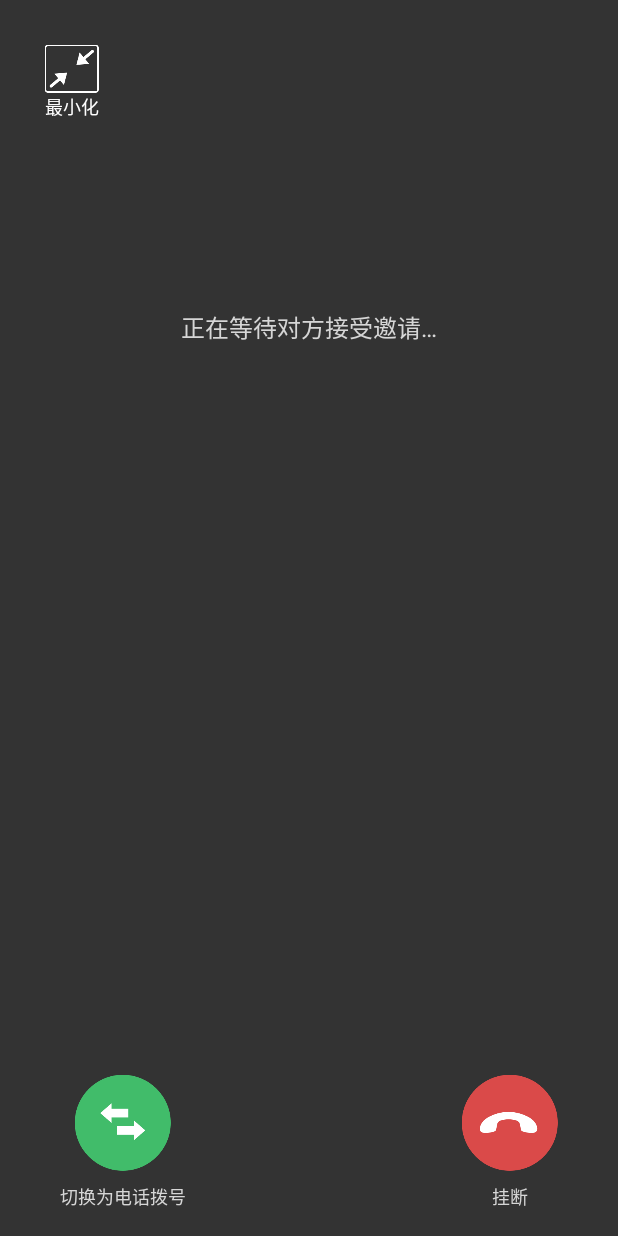
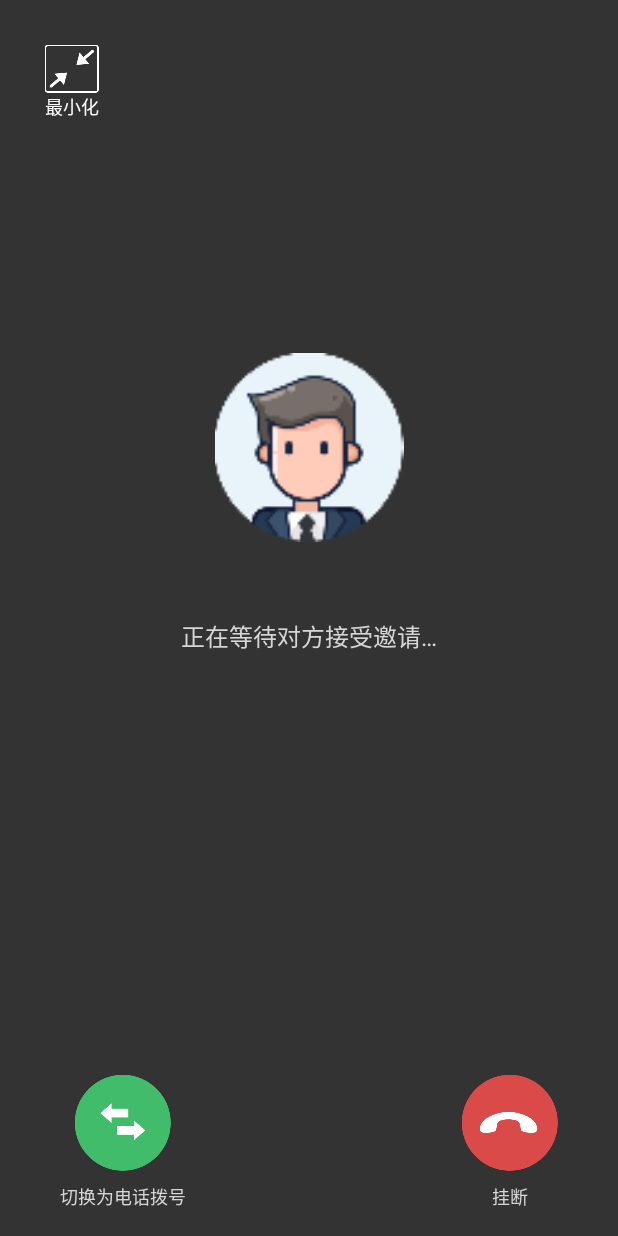
Before and after one commit to bingocode/MyApplication, an Android app: the VoiceCallActivity screen opened directly, with no data from a screen before it, on a phone screen of 412 x 824 dp. Run offline under Robolectric (Android 15) with nearby library versions, the phone set to English and light mode, and no system bars; our stand-ins replace EventBus; libraries missing offline, so code that uses them is left out: com.whu.zengbin; 2 statements that could not run were skipped.

Commit message:
feat: 语音通话

```diff
--- a/app/src/main/java/com/example/admin/fisrtdemo/utils/FloatWindowManager.java
+++ b/app/src/main/java/com/example/admin/fisrtdemo/utils/FloatWindowManager.java
@@ -16,8 +16,10 @@ import android.view.WindowManager.LayoutParams;
 import android.widget.ImageView;
 import android.widget.TextView;
 import com.example.admin.fisrtdemo.R;
+import com.example.admin.fisrtdemo.event.ShowLargeEvent;
 import com.example.admin.fisrtdemo.voicecall.TimeCountHelper;
 import com.example.admin.fisrtdemo.voicecall.VoiceCallActivity;
+import org.greenrobot.eventbus.EventBus;
 
 /**
  * 创建时间: 2018/08/08 10:11 <br>
@@ -165,9 +167,9 @@ public class FloatWindowManager {
         finalX = params.x;
         finalY = params.y;
         if(isclick) {
-          Log.i(TAG, "add view");
           FloatWindowManager.hideFloatWindow();
-          mContext.startActivity(new Intent(mContext, VoiceCallActivity.class));
+          //mContext.startActivity(new Intent(mContext, VoiceCallActivity.class));
+          EventBus.getDefault().post(new ShowLargeEvent());
         }
       }
 
--- a/app/src/main/java/com/example/admin/fisrtdemo/voicecall/CallAudioController.java
+++ b/app/src/main/java/com/example/admin/fisrtdemo/voicecall/CallAudioController.java
@@ -102,7 +102,6 @@ public class CallAudioController implements SensorEventListener {
 
   private synchronized void setSpeakerphoneOn(boolean on) {
     Log.i(TAG, "setSpeakerphoneOn:" + on);
-    //AudioMsgHelper.sIsEarpieceMode = !on;
     mAudioManager.setSpeakerphoneOn(on);
     if (on) {
       mAudioManager.setMode(AudioManager.MODE_NORMAL);
--- a/app/src/main/java/com/example/admin/fisrtdemo/voicecall/VoiceCallActivity.java
+++ b/app/src/main/java/com/example/admin/fisrtdemo/voicecall/VoiceCallActivity.java
@@ -4,6 +4,7 @@ import android.app.Activity;
 import android.content.Context;
 import android.content.DialogInterface;
 import android.content.Intent;
+import android.content.IntentFilter;
 import android.content.res.AssetFileDescriptor;
 import android.media.AudioManager;
 import android.media.MediaPlayer;
@@ -15,19 +16,27 @@ import android.os.Vibrator;
 import android.provider.Settings;
 import android.support.annotation.IntDef;
 import android.support.v7.app.AlertDialog;
+import android.text.TextUtils;
 import android.util.Log;
 import android.view.View;
 import android.widget.ImageView;
 import android.widget.LinearLayout;
 import android.widget.TextView;
+import android.widget.Toast;
 import com.example.admin.fisrtdemo.R;
+import com.example.admin.fisrtdemo.event.NetWorkEvent;
+import com.example.admin.fisrtdemo.event.PermissionEvent;
+import com.example.admin.fisrtdemo.event.ShowLargeEvent;
 import com.example.admin.fisrtdemo.service.FloatWindowService;
 import com.example.admin.fisrtdemo.utils.FloatWindowManager;
 import com.whu.zengbin.mutiview.LogUtil;
 import java.lang.annotation.Retention;
 import java.lang.annotation.RetentionPolicy;
+import org.greenrobot.eventbus.EventBus;
+import org.greenrobot.eventbus.Subscribe;
+import org.greenrobot.eventbus.ThreadMode;
 
-public class VoiceCallActivity extends BaseCallActivity implements TimeCountHelper.ITimeUpdate {
+public class VoiceCallActivity extends BaseCallActivity implements TimeCountHelper.ITimeUpdate, TelPhoneReceiver.PhoneStateCallBack {
   private static final String TAG = "VoiceCallActivity";
   private static final int REQUEST_CODE = 10001;
   public static final String CALL_TYPE_CODE = "voice_call_type";
@@ -53,6 +62,19 @@ public class VoiceCallActivity extends BaseCallActivity implements TimeCountHelp
     mTime.setText(timeStr);
     mtimeHandler.postDelayed(mTimerRunnable, 1000);
     FloatWindowManager.setTimetv(timeStr);
+  }
+
+  @Override public void onIdle() {
+    Toast.makeText(this, "空闲中：CALL_STATE_IDLE", Toast.LENGTH_SHORT).show();
+
+  }
+
+  @Override public void onRing() {
+    Toast.makeText(this, "响铃中：CALL_STATE_RINGING", Toast.LENGTH_SHORT).show();
+  }
+
+  @Override public void onOffhook() {
+    Toast.makeText(this, "通话中：CALL_STATE_OFFHOOK", Toast.LENGTH_SHORT).show();
   }
 
   @Retention(RetentionPolicy.SOURCE) @IntDef({
@@ -123,16 +145,37 @@ public class VoiceCallActivity extends BaseCallActivity implements TimeCountHelp
   private CallAudioController mCallAudioController;
   private boolean isCasedByWakeLock = false;
 
+  private IntentFilter intentFilter;
+  private NetworkChangeReceiver networkChangeReceiver;
+  private TelPhoneReceiver mTelListener;
+
+
+
   @Override protected void onCreate(Bundle savedInstanceState) {
     super.onCreate(savedInstanceState);
     setContentView(R.layout.chatui_activity_voice_call);
     Intent intent = getIntent();
     mCallType = intent.getIntExtra(CALL_TYPE_CODE,ZHANGLIANE_CALL);
+    EventBus.getDefault().register(this);
+
     mServiceIntent = new Intent(this, FloatWindowService.class);
     mTimerRunnable = TimeCountHelper.getInstance();
     mTimerRunnable.setTimeUpdate(this);
     initView();
     mCallAudioController = new CallAudioController(this);
+
+    intentFilter = new IntentFilter();
+    intentFilter.addAction("android.net.conn.CONNECTIVITY_CHANGE");
+    intentFilter.addAction("android.net.wifi.WIFI_STATE_CHANGED");
+    intentFilter.addAction("android.net.wifi.STATE_CHANGE");
+    networkChangeReceiver = new NetworkChangeReceiver();
+    registerReceiver(networkChangeReceiver, intentFilter);
+    mTelListener = new TelPhoneReceiver(this,this);
+    IntentFilter filter=new IntentFilter();
+    filter.addAction("android.intent.action.PHONE_STATE");
+    filter.addAction("android.intent.action.NEW_OUTGOING_CALL");
+    registerReceiver(mTelListener, filter);
+
     setCallViewState(WAITING_CALL_VIEW_STATE);
   }
 
@@ -187,6 +230,11 @@ public class VoiceCallActivity extends BaseCallActivity implements TimeCountHelp
     LogUtil.i(TAG, "onDestroy");
     mtimeHandler.removeCallbacks(mTimerRunnable);
     mCallAudioController.destroy();
+    unregisterReceiver(networkChangeReceiver);
+    mTelListener.destory();
+    unregisterReceiver(mTelListener);
+    mTelListener = null;
+    EventBus.getDefault().unregister(this);
     super.onDestroy();
 
   }
@@ -235,6 +283,30 @@ public class VoiceCallActivity extends BaseCallActivity implements TimeCountHelp
     mRightIconImg = (ImageView) findViewById(R.id.iv_right_icon);
     mRightIconTv = (TextView) findViewById(R.id.tv_right_icon);
 
+    ImageView mHouseImg = ViewHelper.findView(mHouseCard,R.id.iv_second_hand_house_image);
+    TextView mHouseTitle = ViewHelper.findView(mHouseCard,R.id.tv_house_source_title);
+    TextView mHouseDesc = ViewHelper.findView(mHouseCard,R.id.tv_house_source_description);
+    TextView mHouseType = ViewHelper.findView(mHouseCard,R.id.tv_house_type);
+    TextView mBrandType = ViewHelper.findView(mHouseCard,R.id.tv_brand_type);
+    TextView mSaleType = ViewHelper.findView(mHouseCard,R.id.tv_sale_type);
+    TextView mPirce = ViewHelper.findView(mHouseCard,R.id.tv_house_source_price_tag);
+
+    TextView mPriceBias = ViewHelper.findView(mHouseReport,R.id.tv_price_bias);
+    TextView mHomeBias = ViewHelper.findView(mHouseReport,R.id.tv_home_bias);
+    TextView mBussinessBias = ViewHelper.findView(mHouseReport,R.id.tv_business_bias);
+
+    mHouseImg.setImageResource(R.drawable.hource_handle);
+    mHouseTitle.setText("上地东里小区");
+    mHouseDesc.setText("4-2-2-2 · 145平 · 06/25 · 南北");
+    mHouseType.setText("学区房");
+    mBrandType.setText("掌上链家");
+    mSaleType.setText("租售");
+    mPirce.setText("3452万");
+
+    mPriceBias.setText("价格偏好：300-400万");
+    mHomeBias.setText("居室偏好：3居室");
+    mBussinessBias.setText("商圈偏好：中关村");
+
     mSmallest.setOnClickListener(new View.OnClickListener() {
       @Override public void onClick(View v) {
         checkPermissionAndSmall();
@@ -255,6 +327,7 @@ public class VoiceCallActivity extends BaseCallActivity implements TimeCountHelp
     switch (mCallType) {
       case ZHANGLIANE_CALL:
         mHeadImg.setVisibility(View.VISIBLE);
+        mHeadImg.setImageResource(R.mipmap.chatui_img_default_avatar);
         mName.setVisibility(View.VISIBLE);
         mHint.setVisibility(View.VISIBLE);
         mHint.setText(R.string.chatui_voice_call_waiting_hint);
@@ -305,6 +378,8 @@ public class VoiceCallActivity extends BaseCallActivity implements TimeCountHelp
         mVibrator.vibrate(patter,0);
         mHouseCard.setVisibility(View.VISIBLE);
         mHouseReport.setVisibility(View.VISIBLE);
+        mTimetext.setVisibility(View.VISIBLE);
+        mTimetext.setText("连接中");
 
         mLeftIconImg.setImageResource(R.mipmap.chatui_ic_hang_up);
         mLeftIconTv.setText(R.string.chatui_voice_call_hang_up);
@@ -335,7 +410,6 @@ public class VoiceCallActivity extends BaseCallActivity implements TimeCountHelp
     stopRing();
     switch (mCallType) {
       case ZHANGLIANE_CALL:
-        showSwitchPhoneSuggest(true);
         mTimetext.setVisibility(View.VISIBLE);
         mTime.setVisibility(View.VISIBLE);
 
@@ -383,6 +457,7 @@ public class VoiceCallActivity extends BaseCallActivity implements TimeCountHelp
       case LINK_CALL:
         mVibrator.cancel();
         mTimetext.setVisibility(View.VISIBLE);
+        mTimetext.setText("正在通话");
         mTime.setVisibility(View.VISIBLE);
 
         mLeftIcon.setOnClickListener(new View.OnClickListener() {
@@ -455,12 +530,10 @@ public class VoiceCallActivity extends BaseCallActivity implements TimeCountHelp
   }
 
   @Override public void exitCallView() {
-    if (mCallViewState == WAITING_CALL_VIEW_STATE) {
       stopRing();
       if (mCallType == LINK_CALL) {
         mVibrator.cancel();
       }
-    }
     if(mTimerRunnable.isCounting()) {
       mTimerRunnable.exitTime();
     }
@@ -508,6 +581,7 @@ public class VoiceCallActivity extends BaseCallActivity implements TimeCountHelp
             })
             .create();
         dialog.show();
+        EventBus.getDefault().post(new PermissionEvent("need floatWindow Permission"));
       } else {
         mPresenter.smallestCall();
       }
@@ -524,6 +598,7 @@ public class VoiceCallActivity extends BaseCallActivity implements TimeCountHelp
       mMediaPlayer.setLooping(true);
       mMediaPlayer.prepare() ;
       mMediaPlayer.start();
+      fd.close();
     } catch (Exception e) {
       e.printStackTrace();
     }
@@ -531,9 +606,14 @@ public class VoiceCallActivity extends BaseCallActivity implements TimeCountHelp
 
   private void stopRing(){
     if (mMediaPlayer!=null){
-      if (mMediaPlayer.isPlaying()){
-        mMediaPlayer.stop();
-        mMediaPlayer.release();
+      try {
+        if (mMediaPlayer.isPlaying()){
+          mMediaPlayer.stop();
+          mMediaPlayer.release();
+        }
+      } catch (IllegalStateException e) {
+        Log.e(TAG,"stop Ring:" + e);
+        mMediaPlayer = null;
       }
     }
   }
@@ -546,10 +626,10 @@ public class VoiceCallActivity extends BaseCallActivity implements TimeCountHelp
     startActivity(intent);
   }
 
-  private void showSwitchPhoneSuggest(boolean isShow) {
-    if(isShow) {
+  private void showSwitchPhoneSuggest(String suggestText) {
+    if(!TextUtils.isEmpty(suggestText)) {
       mSuggest.setVisibility(View.VISIBLE);
-      mSuggest.setText(R.string.chatui_voice_call_net_problem_suggest);
+      mSuggest.setText(suggestText);
     } else {
       mSuggest.setVisibility(View.INVISIBLE);
     }
@@ -566,4 +646,14 @@ public class VoiceCallActivity extends BaseCallActivity implements TimeCountHelp
     }
   }
 
+  @Subscribe(threadMode = ThreadMode.MAIN)
+  public void onNetWorkConditionEvent(NetWorkEvent event) {
+     showSwitchPhoneSuggest(event.networksuggest);
   }
+
+  @Subscribe(threadMode = ThreadMode.MAIN)
+  public void onShowLargeEvent(ShowLargeEvent event) {
+    moveTaskToBack(false);
+  }
+
+}
--- a/app/src/main/res/layout/chatui_activity_voice_call.xml
+++ b/app/src/main/res/layout/chatui_activity_voice_call.xml
@@ -39,7 +39,7 @@
     android:layout_marginTop="20dp"
     android:layout_marginStart="20dp"
     android:layout_centerHorizontal="true"
-    android:visibility="invisible"
+    android:visibility="gone"
     android:orientation="vertical"
     >
     <include layout="@layout/chatui_voice_call_second_hand_house_card_content" />
@@ -53,7 +53,7 @@
     android:layout_below="@id/chat_item_house_card"
     android:layout_marginTop="12dp"
     android:layout_centerHorizontal="true"
-    android:visibility="invisible"
+    android:visibility="gone"
     android:orientation="vertical"
     >
     <include layout="@layout/chatui_voice_call_house_report_card" />
@@ -61,9 +61,10 @@
 
   <ImageView
     android:id="@+id/iv_head"
-    android:layout_width="wrap_content"
-    android:layout_height="wrap_content"
+    android:layout_width="128dp"
+    android:layout_height="126dp"
     android:layout_marginTop="155dp"
+    android:layout_below="@id/chat_item_house_report"
     android:layout_centerHorizontal="true"
     android:visibility="invisible"
     />
@@ -143,7 +144,7 @@
     android:layout_above="@id/tv_time"
     android:textColor="@color/chatui_voice_call_hint_text"
     android:visibility="invisible"
-    tools:text="通话时间"/>
+    android:text="@string/chatui_voice_call_time"/>
 
 
   <TextView
--- a/app/src/main/res/layout/chatui_voice_call_house_report_card.xml
+++ b/app/src/main/res/layout/chatui_voice_call_house_report_card.xml
@@ -19,7 +19,7 @@
     android:paddingBottom="14dp"
     android:background="@color/chatui_voice_call_bg_consult_house"
     android:textColor="@color/white"
-    tools:text="客户看房报告"
+    android:text="客户看房报告"
     />
 
   <TextView
--- a/app/src/main/res/values/strings.xml
+++ b/app/src/main/res/values/strings.xml
@@ -49,8 +49,10 @@
   <string name="chatui_voice_call_answer">接听</string>
   <string name="chatui_voice_call_waiting_answer">等待接听</string>
   <string name="chatui_voice_call_over">通话结束</string>
+  <string name="chatui_voice_call_time">正在通话</string>
   <string name="chatui_voice_call_apply_permission">权限申请</string>
   <string name="chatui_voice_call_need_float_permission">需要取得权限以使用悬浮窗</string>
+  <string name="chatui_voice_call_network_mobile">通话会产生手机流量</string>
 
 
 </resources>
```
Also changed, not shown: app/src/main/AndroidManifest.xml (+8 -1 lines), app/src/main/java/com/example/admin/fisrtdemo/event/NetWorkEvent.java (added, +13 -0 lines), app/src/main/java/com/example/admin/fisrtdemo/event/ShowLargeEvent.java (added, +9 -0 lines), app/src/main/java/com/example/admin/fisrtdemo/utils/NetWorkUtil.java (added, +61 -0 lines), app/src/main/java/com/example/admin/fisrtdemo/voicecall/NetworkChangeReceiver.java (added, +46 -0 lines), app/src/main/java/com/example/admin/fisrtdemo/voicecall/TelPhoneReceiver.java (added, +100 -0 lines), app/src/main/java/com/example/admin/fisrtdemo/voicecall/ViewHelper.java (added, +71 -0 lines), app/src/main/res/mipmap-xxhdpi/chatui_img_default_avatar.png (added).
